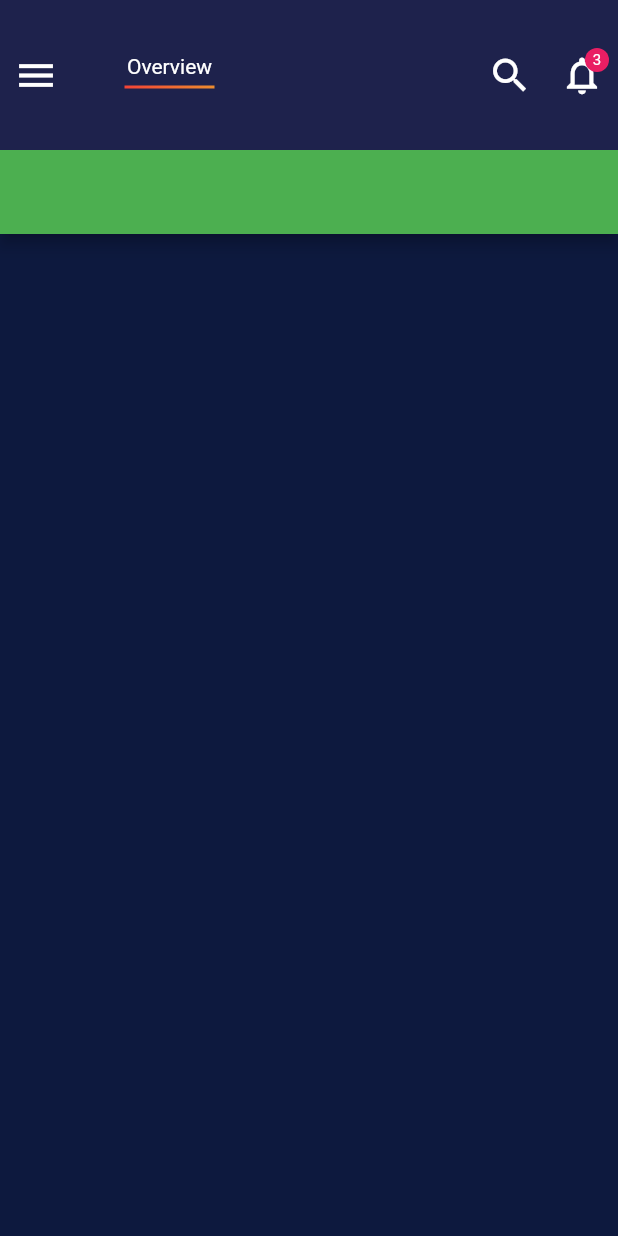
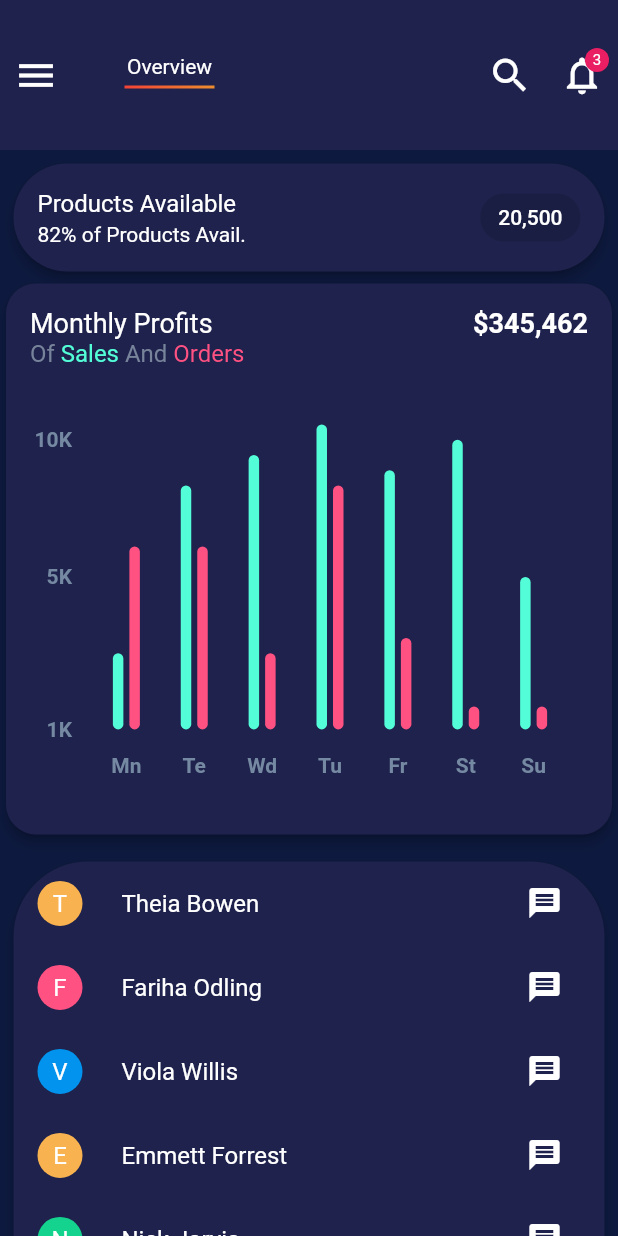
Before and after one commit to SajaHerez/responsive_admin_panel_dashboard, a Flutter app: the screen it shows after launch, on a phone screen of 412 x 824 dp. Run offline on Flutter 3.47's test engine with Material 2 defaults, Android fonts, the light colour scheme and no system bars; drawn by our look-alikes of fl_chart; missing offline and left inert: dart:html.

Commit message:
coding panel center screen

```diff
--- a/lib/screen/panel_center_screen.dart
+++ b/lib/screen/panel_center_screen.dart
@@ -1,4 +1,14 @@
 import 'package:flutter/material.dart';
+
+import '../resource/app_colors.dart';
+import '../resource/app_padding.dart';
+import '../widget/bar_chat.dart';
+
+class Person {
+  String name;
+  Color color;
+  Person({required this.name, required this.color});
+}
 
 class PanelCenterScreen extends StatefulWidget {
   const PanelCenterScreen({super.key});
@@ -8,11 +18,97 @@ class PanelCenterScreen extends StatefulWidget {
 }
 
 class _PanelCenterScreenState extends State<PanelCenterScreen> {
+  final List<Person> _persons = [
+    Person(name: "Theia Bowen", color: Color(0xfff8b250)),
+    Person(name: "Fariha Odling", color: Color(0xffff5182)),
+    Person(name: "Viola Willis", color: Color(0xff0293ee)),
+    Person(name: "Emmett Forrest", color: Color(0xfff8b250)),
+    Person(name: "Nick Jarvis", color: Color(0xff13d38e)),
+    Person(name: "ThAmit Clayeia", color: Color(0xfff8b250)),
+    Person(name: "ThAmalie Howardeia", color: Color(0xffff5182)),
+    Person(name: "Campbell Britton", color: Color(0xff0293ee)),
+    Person(name: "Haley Mellor", color: Color(0xffff5182)),
+    Person(name: "Harlen Higgins", color: Color(0xff13d38e)),
+  ];
+
   @override
   Widget build(BuildContext context) {
     return Scaffold(
-      appBar: AppBar(
-        backgroundColor: Colors.green,
+      body: SingleChildScrollView(
+        child: Column(
+          children: [
+            Padding(
+              padding: const EdgeInsets.only(
+                  left: AppPadding.P10 / 2,
+                  top: AppPadding.P10 / 2,
+                  right: AppPadding.P10 / 2),
+              child: Card(
+                  color: AppColors.purpleLight,
+                  elevation: 3,
+                  shape: RoundedRectangleBorder(
+                    borderRadius: BorderRadius.circular(50),
+                  ),
+                  child: Container(
+                    width: double.infinity,
+                    child: const ListTile(
+                      title: Text(
+                        "Products Available",
+                        style: TextStyle(color: Colors.white),
+                      ),
+                      subtitle: Text(
+                        "82% of Products Avail.",
+                        style: TextStyle(color: Colors.white),
+                      ),
+                      trailing: Chip(
+                        label: Text(
+                          "20,500",
+                          style: TextStyle(color: Colors.white),
+                        ),
+                      ),
+                    ),
+                  )),
+            ),
+            BarChartSample2(),
+            Padding(
+              padding: const EdgeInsets.only(
+                  left: AppPadding.P10 / 2,
+                  top: AppPadding.P10,
+                  bottom: AppPadding.P10,
+                  right: AppPadding.P10 / 2),
+              child: Card(
+                color: AppColors.purpleLight,
+                elevation: 3,
+                shape: RoundedRectangleBorder(
+                  borderRadius: BorderRadius.circular(50),
+                ),
+                child: Column(
+                  children: List.generate(
+                      _persons.length,
+                      (index) => ListTile(
+                            leading: CircleAvatar(
+                              radius: 15,
+                              backgroundColor: _persons[index].color,
+                              child: Text(
+                                _persons[index].name.substring(0, 1),
+                                style: const TextStyle(color: Colors.white),
+                              ),
+                            ),
+                            title: Text(
+                              _persons[index].name,
+                              style: const TextStyle(color: Colors.white),
+                            ),
+                            trailing: IconButton(
+                                onPressed: () {},
+                                icon: const Icon(
+                                  Icons.message,
+                                  color: Colors.white,
+                                )),
+                          )),
+                ),
+              ),
+            )
+          ],
+        ),
       ),
     );
   }
--- /dev/null
+++ b/lib/widget/bar_chat.dart
@@ -0,0 +1,321 @@
+import 'package:fl_chart/fl_chart.dart';
+import 'package:flutter/material.dart';
+
+import '../resource/app_colors.dart';
+
+class BarChartSample2 extends StatefulWidget {
+  BarChartSample2({super.key});
+  final Color leftBarColor = const Color(0xff53fdd7);
+  final Color rightBarColor = const Color(0xffff5182);
+  final Color avgColor = const Color(0xFFFF683B).avg(const Color(0xFFE80054));
+  @override
+  State<StatefulWidget> createState() => BarChartSample2State();
+}
+
+class BarChartSample2State extends State<BarChartSample2> {
+  final double width = 7;
+
+  late List<BarChartGroupData> rawBarGroups;
+  late List<BarChartGroupData> showingBarGroups;
+
+  int touchedGroupIndex = -1;
+
+  @override
+  void initState() {
+    super.initState();
+    final barGroup1 = makeGroupData(0, 5, 12);
+    final barGroup2 = makeGroupData(1, 16, 12);
+    final barGroup3 = makeGroupData(2, 18, 5);
+    final barGroup4 = makeGroupData(3, 20, 16);
+    final barGroup5 = makeGroupData(4, 17, 6);
+    final barGroup6 = makeGroupData(5, 19, 1.5);
+    final barGroup7 = makeGroupData(6, 10, 1.5);
+
+    final items = [
+      barGroup1,
+      barGroup2,
+      barGroup3,
+      barGroup4,
+      barGroup5,
+      barGroup6,
+      barGroup7,
+    ];
+
+    rawBarGroups = items;
+
+    showingBarGroups = rawBarGroups;
+  }
+
+  @override
+  Widget build(BuildContext context) {
+    return Card(
+      color: AppColors.purpleLight,
+      shape: RoundedRectangleBorder(borderRadius: BorderRadius.circular(20)),
+      elevation: 3,
+      child: AspectRatio(
+        aspectRatio: 1.1,
+        child: Padding(
+          padding: const EdgeInsets.all(16),
+          child: Column(
+            crossAxisAlignment: CrossAxisAlignment.stretch,
+            children: <Widget>[
+              Row(
+                crossAxisAlignment: CrossAxisAlignment.center,
+                mainAxisSize: MainAxisSize.min,
+                mainAxisAlignment: MainAxisAlignment.spaceBetween,
+                children: const <Widget>[
+                  //makeTransactionsIcon(),
+                  Text(
+                    'Monthly Profits',
+                    style: TextStyle(color: Colors.white, fontSize: 18),
+                  ),
+                  Text(
+                    r'$345,462',
+                    style: TextStyle(
+                      color: Colors.white,
+                      fontSize: 18,
+                      fontWeight: FontWeight.bold,
+                    ),
+                  ),
+                ],
+              ),
+              Row(
+                crossAxisAlignment: CrossAxisAlignment.center,
+                mainAxisSize: MainAxisSize.min,
+                mainAxisAlignment: MainAxisAlignment.start,
+                children: <Widget>[
+                  const Text(
+                    'Of ',
+                    style: TextStyle(color: Color(0xff77839a), fontSize: 16),
+                  ),
+                  Text(
+                    'Sales ',
+                    style: TextStyle(color: widget.leftBarColor, fontSize: 16),
+                  ),
+                  const Text(
+                    'And ',
+                    style: TextStyle(color: Color(0xff77839a), fontSize: 16),
+                  ),
+                  Text(
+                    'Orders',
+                    style: TextStyle(color: widget.rightBarColor, fontSize: 16),
+                  ),
+                ],
+              ),
+              const SizedBox(
+                height: 38,
+              ),
+              Expanded(
+                child: BarChart(
+                  BarChartData(
+                    maxY: 20,
+                    barTouchData: BarTouchData(
+                      touchTooltipData: BarTouchTooltipData(
+                        tooltipBgColor: Colors.grey,
+                        getTooltipItem: (a, b, c, d) => null,
+                      ),
+                      touchCallback: (FlTouchEvent event, response) {
+                        if (response == null || response.spot == null) {
+                          setState(() {
+                            touchedGroupIndex = -1;
+                            showingBarGroups = List.of(rawBarGroups);
+                          });
+                          return;
+                        }
+
+                        touchedGroupIndex = response.spot!.touchedBarGroupIndex;
+
+                        setState(() {
+                          if (!event.isInterestedForInteractions) {
+                            touchedGroupIndex = -1;
+                            showingBarGroups = List.of(rawBarGroups);
+                            return;
+                          }
+                          showingBarGroups = List.of(rawBarGroups);
+                          if (touchedGroupIndex != -1) {
+                            var sum = 0.0;
+                            for (final rod
+                                in showingBarGroups[touchedGroupIndex]
+                                    .barRods) {
+                              sum += rod.toY;
+                            }
+                            final avg = sum /
+                                showingBarGroups[touchedGroupIndex]
+                                    .barRods
+                                    .length;
+
+                            showingBarGroups[touchedGroupIndex] =
+                                showingBarGroups[touchedGroupIndex].copyWith(
+                              barRods: showingBarGroups[touchedGroupIndex]
+                                  .barRods
+                                  .map((rod) {
+                                return rod.copyWith(
+                                    toY: avg, color: widget.avgColor);
+                              }).toList(),
+                            );
+                          }
+                        });
+                      },
+                    ),
+                    titlesData: FlTitlesData(
+                      show: true,
+                      rightTitles: AxisTitles(
+                        sideTitles: SideTitles(showTitles: false),
+                      ),
+                      topTitles: AxisTitles(
+                        sideTitles: SideTitles(showTitles: false),
+                      ),
+                      bottomTitles: AxisTitles(
+                        sideTitles: SideTitles(
+                          showTitles: true,
+                          getTitlesWidget: bottomTitles,
+                          reservedSize: 42,
+                        ),
+                      ),
+                      leftTitles: AxisTitles(
+                        sideTitles: SideTitles(
+                          showTitles: true,
+                          reservedSize: 28,
+                          interval: 1,
+                          getTitlesWidget: leftTitles,
+                        ),
+                      ),
+                    ),
+                    borderData: FlBorderData(
+                      show: false,
+                    ),
+                    barGroups: showingBarGroups,
+                    gridData: FlGridData(show: false),
+                  ),
+                ),
+              ),
+              const SizedBox(
+                height: 12,
+              ),
+            ],
+          ),
+        ),
+      ),
+    );
+  }
+
+  Widget leftTitles(double value, TitleMeta meta) {
+    const style = TextStyle(
+      color: Color(0xff7589a2),
+      fontWeight: FontWeight.bold,
+      fontSize: 14,
+    );
+    String text;
+    if (value == 0) {
+      text = '1K';
+    } else if (value == 10) {
+      text = '5K';
+    } else if (value == 19) {
+      text = '10K';
+    } else {
+      return Container();
+    }
+    return SideTitleWidget(
+      axisSide: meta.axisSide,
+      space: 0,
+      child: Text(text, style: style),
+    );
+  }
+
+  Widget bottomTitles(double value, TitleMeta meta) {
+    final titles = <String>['Mn', 'Te', 'Wd', 'Tu', 'Fr', 'St', 'Su'];
+
+    final Widget text = Text(
+      titles[value.toInt()],
+      style: const TextStyle(
+        color: Color(0xff7589a2),
+        fontWeight: FontWeight.bold,
+        fontSize: 14,
+      ),
+    );
+
+    return SideTitleWidget(
+      axisSide: meta.axisSide,
+      space: 16, //margin top
+      child: text,
+    );
+  }
+
+  BarChartGroupData makeGroupData(int x, double y1, double y2) {
+    return BarChartGroupData(
+      barsSpace: 4,
+      x: x,
+      barRods: [
+        BarChartRodData(
+          toY: y1,
+          color: widget.leftBarColor,
+          width: width,
+        ),
+        BarChartRodData(
+          toY: y2,
+          color: widget.rightBarColor,
+          width: width,
+        ),
+      ],
+    );
+  }
+
+  Widget makeTransactionsIcon() {
+    const width = 4.5;
+    const space = 3.5;
+    return Row(
+      mainAxisSize: MainAxisSize.min,
+      children: <Widget>[
+        Container(
+          width: width,
+          height: 10,
+          color: Colors.white.withOpacity(0.4),
+        ),
+        const SizedBox(
+          width: space,
+        ),
+        Container(
+          width: width,
+          height: 28,
+          color: Colors.white.withOpacity(0.8),
+        ),
+        const SizedBox(
+          width: space,
+        ),
+        Container(
+          width: width,
+          height: 42,
+          color: Colors.white.withOpacity(1),
+        ),
+        const SizedBox(
+          width: space,
+        ),
+        Container(
+          width: width,
+          height: 28,
+          color: Colors.white.withOpacity(0.8),
+        ),
+        const SizedBox(
+          width: space,
+        ),
+        Container(
+          width: width,
+          height: 10,
+          color: Colors.white.withOpacity(0.4),
+        ),
+      ],
+    );
+  }
+}
+
+extension ColorExtension on Color {
+  /// Convert the color to a darken color based on the [percent]
+
+  Color avg(Color other) {
+    final red = (this.red + other.red) ~/ 2;
+    final green = (this.green + other.green) ~/ 2;
+    final blue = (this.blue + other.blue) ~/ 2;
+    final alpha = (this.alpha + other.alpha) ~/ 2;
+    return Color.fromARGB(alpha, red, green, blue);
+  }
+}
--- a/lib/widget/pie_chart.dart
+++ b/lib/widget/pie_chart.dart
@@ -29,7 +29,7 @@ class PieChart2State extends State {
           borderRadius: BorderRadius.circular(20),
         ),
         child: AspectRatio(
-          aspectRatio: 1.3,
+          aspectRatio: 1.5,
           child: Row(
             children: <Widget>[
               const SizedBox(
```
